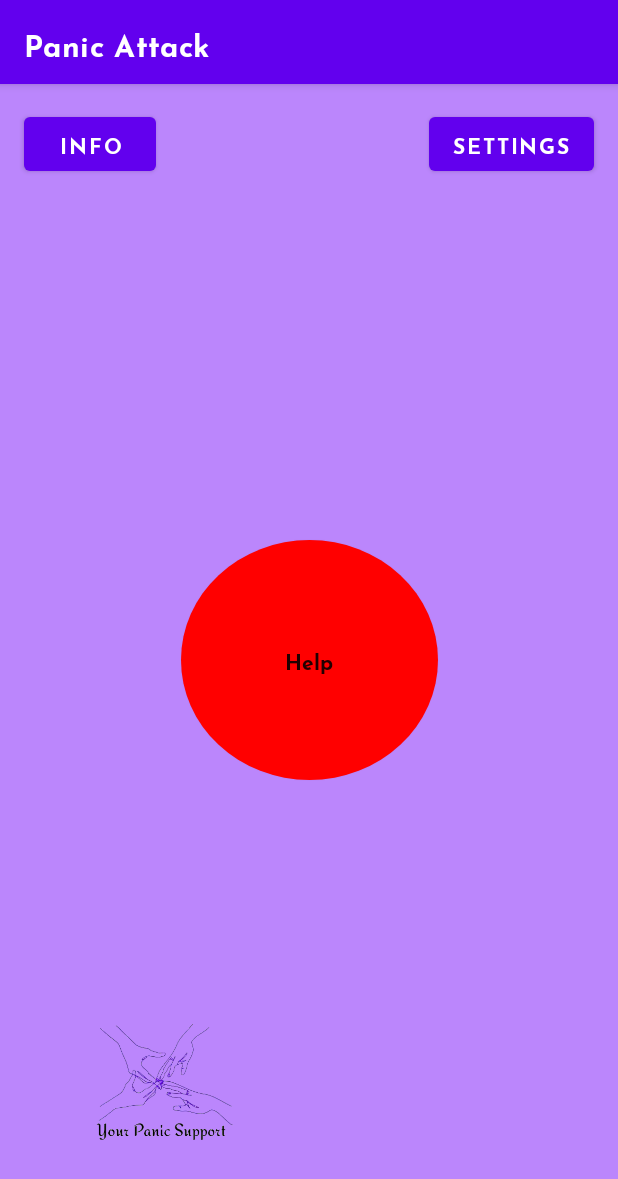
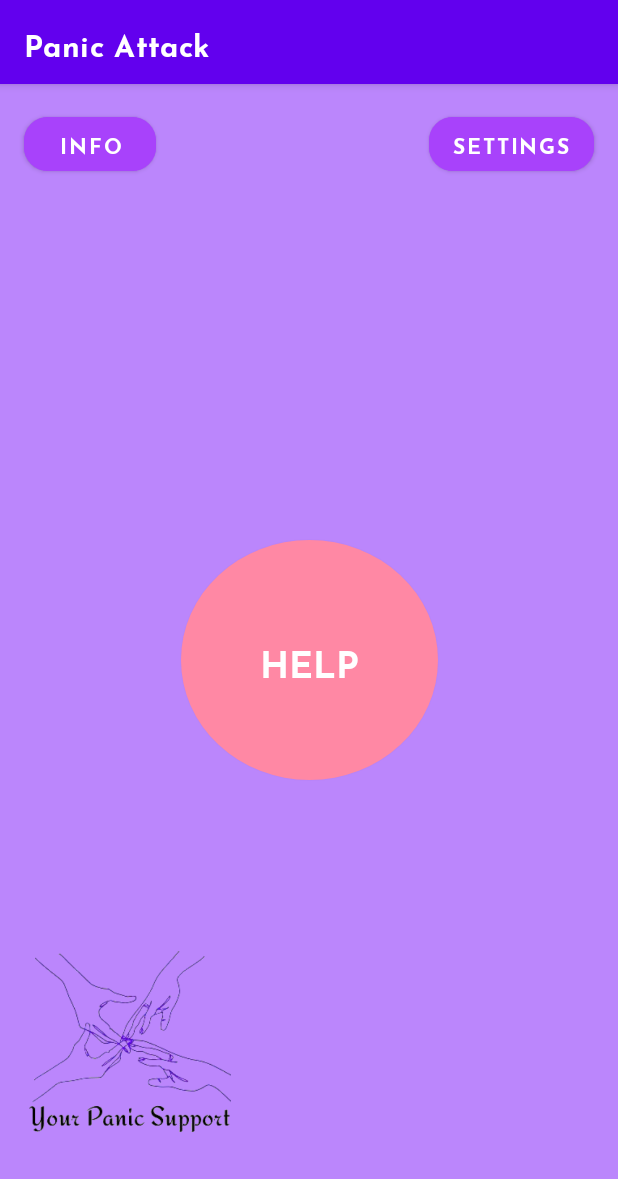
Before and after one commit to acoprescu/TeraaProject, an Android app: the MainActivity screen opened directly, with no data from a screen before it, on a phone screen of 412 x 824 dp. Shown: the top 1179 px of the screen. Run offline under Robolectric (Android 15) with nearby library versions, the phone set to English and light mode, and no system bars.

Commit message:
Work on Themes/Colors

```diff
--- a/app/src/main/res/layout/activity_contact.xml
+++ b/app/src/main/res/layout/activity_contact.xml
@@ -35,6 +35,7 @@
         android:id="@+id/btnOK"
         android:layout_width="wrap_content"
         android:layout_height="wrap_content"
+        android:background="@color/buttoncolor"
         android:text="Send"
         app:layout_constraintBottom_toBottomOf="parent"
         app:layout_constraintEnd_toEndOf="parent"
--- a/app/src/main/res/layout/activity_exercice.xml
+++ b/app/src/main/res/layout/activity_exercice.xml
@@ -4,7 +4,7 @@
     xmlns:tools="http://schemas.android.com/tools"
     android:layout_width="match_parent"
     android:layout_height="match_parent"
-    android:background="#b9b9ff">
+    >
 
     <TextView
         android:id="@+id/ex_title"
@@ -37,8 +37,9 @@
         android:layout_height="54dp"
         android:layout_marginEnd="32dp"
         android:layout_marginBottom="32dp"
-        android:backgroundTint="#B24FF8"
+        android:backgroundTint="@color/buttoncolor"
         android:text="next"
+        android:textColor="@color/white"
         app:cornerRadius="16dp"
         app:layout_constraintBottom_toBottomOf="parent"
         app:layout_constraintEnd_toEndOf="parent" />
--- a/app/src/main/res/layout/activity_main.xml
+++ b/app/src/main/res/layout/activity_main.xml
@@ -13,7 +13,9 @@
       android:layout_height="wrap_content"
       android:layout_marginStart="16dp"
       android:layout_marginTop="16dp"
+      android:backgroundTint="@color/buttoncolor"
       android:text="info"
+      app:cornerRadius="16dp"
       app:layout_constraintStart_toStartOf="parent"
       app:layout_constraintTop_toTopOf="parent" />
 
@@ -23,27 +25,33 @@
       android:layout_height="wrap_content"
       android:layout_marginTop="16dp"
       android:layout_marginEnd="16dp"
+      android:backgroundTint="@color/buttoncolor"
       android:text="Settings"
+      app:cornerRadius="16dp"
       app:layout_constraintEnd_toEndOf="parent"
       app:layout_constraintTop_toTopOf="parent" />
 
   <ImageView
       android:id="@+id/imageView"
-      android:layout_width="173dp"
-      android:layout_height="185dp"
-      android:layout_marginStart="16dp"
-      android:layout_marginBottom="16dp"
+      android:layout_width="150dp"
+      android:layout_height="270dp"
 
 
+      android:layout_marginStart="4dp"
+      android:layout_marginBottom="4dp"
+      android:scaleType="centerCrop"
+      android:src="@drawable/logo"
       app:layout_constraintBottom_toBottomOf="parent"
-      app:layout_constraintStart_toStartOf="parent"
-      android:src="@drawable/logo" />
+      app:layout_constraintStart_toStartOf="parent" />
 
   <androidx.appcompat.widget.AppCompatButton
       android:id="@+id/button_help"
       android:layout_width="171dp"
       android:layout_height="160dp"
       android:text="Help"
+      android:textAllCaps="true"
+      android:textColor="@color/white"
+      android:textSize="24sp"
 
       android:background="@drawable/help_button_selector"
 
--- a/app/src/main/res/layout/activity_technique.xml
+++ b/app/src/main/res/layout/activity_technique.xml
@@ -4,7 +4,6 @@
     xmlns:tools="http://schemas.android.com/tools"
     android:layout_width="match_parent"
     android:layout_height="match_parent"
-    android:background="#b9b9ff"
     tools:context=".TechniqueActivity">
 
 
@@ -15,7 +14,7 @@
         android:layout_marginTop="132dp"
         android:text="Name 5 things ..."
         android:textColor="@color/white"
-        android:textSize="24sp"
+        android:textSize="22sp"
         app:layout_constraintEnd_toEndOf="parent"
         app:layout_constraintStart_toStartOf="parent"
         app:layout_constraintTop_toTopOf="parent"
@@ -94,7 +93,7 @@
         android:layout_height="54dp"
         android:layout_marginEnd="32dp"
         android:layout_marginBottom="40dp"
-        android:backgroundTint="#B24FF8"
+        android:backgroundTint="@color/buttoncolor"
         android:text="Next"
         app:cornerRadius="16dp"
         app:layout_constraintBottom_toBottomOf="parent"
--- a/app/src/main/res/values-night/colors.xml
+++ b/app/src/main/res/values-night/colors.xml
@@ -9,6 +9,6 @@
     //for Night Mode
     <color name="backgroundColor">#410D80</color>
     <color name="textColor">#FFFFFF</color>
-
+    <color name="buttoncolor">#9296F0</color>
     <color name="helpButtonColor">#3700B3</color>
 </resources>
--- a/app/src/main/res/values/colors.xml
+++ b/app/src/main/res/values/colors.xml
@@ -12,6 +12,6 @@
     <color name="backgroundColor">#BB86FC</color>
     <color name="textColor">#040404</color>
 
-    <color name="helpButtonColor">#FF0000</color>
-
+    <color name="helpButtonColor">#ff88a4</color>
+    <color name="buttoncolor">#A842FB</color>
 </resources>
```
Also changed, not shown: app/src/main/res/layout/activity_intro.xml (+24 -24 lines).
